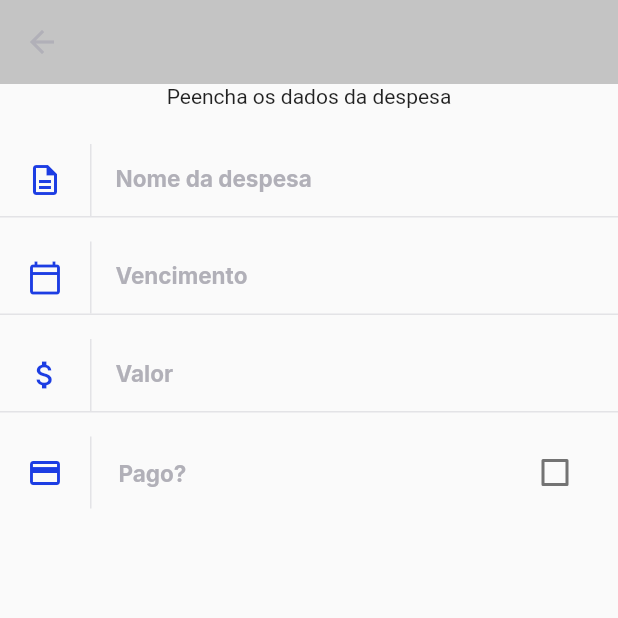
After one commit to michelmelo25/expenditure_flow, a Flutter app: the screen it shows after launch, after a tap on the "add box" icon, on a phone screen of 412 x 824 dp, the top half of it. The commit adds this screen. Run offline on Flutter 3.47's test engine with Material 2 defaults, Android fonts, the phone set to English and light mode, and no system bars; our stand-ins replace connectivity_plus, dartz, equatable, flutter_mobx, flutter_modular, google_fonts and 4 more; accounts and stored records are empty.

Commit message:
estruturando base de dados e controller e pagina de cadastro de nova despesa

```diff
--- a/expenseflow/lib/core/config/consts/app_styles.dart
+++ b/expenseflow/lib/core/config/consts/app_styles.dart
@@ -53,4 +53,9 @@ class AppStyles {
     fontWeight: FontWeight.w400,
     color: AppColors.shape,
   );
+  static final input = GoogleFonts.inter(
+    fontSize: 15,
+    fontWeight: FontWeight.w700,
+    color: AppColors.input,
+  );
 }
--- a/expenseflow/lib/core/config/error/failures.dart
+++ b/expenseflow/lib/core/config/error/failures.dart
@@ -20,3 +20,9 @@ class ExpensesNotFoundFailure extends Failure {
   static ExpensesNotFoundFailure instance = ExpensesNotFoundFailure._();
   ExpensesNotFoundFailure._() : super(MESSAGE);
 }
+
+class ExpensesNotSaveFailure extends Failure {
+  static const String MESSAGE = "Não foi possivel salvar a despesa";
+  static ExpensesNotSaveFailure instance = ExpensesNotSaveFailure._();
+  ExpensesNotSaveFailure._() : super(MESSAGE);
+}
--- a/expenseflow/lib/core/config/routes/app_routs.dart
+++ b/expenseflow/lib/core/config/routes/app_routs.dart
@@ -1,13 +1,17 @@
 import 'package:expenseflow/modules/home/page/home_page.dart';
+import 'package:expenseflow/modules/home/page/insert_expense_page.dart';
 import 'package:flutter_modular/flutter_modular.dart';
 
 class AppRoutes {
   static const main = "/";
+  static const add = "/add";
 
   static List<ModularRoute> setUp() {
     return [
       ChildRoute(AppRoutes.main,
           child: (_, args) => HomePage(Modular.get(), user: args.data)),
+      ChildRoute(AppRoutes.add,
+          child: (_, args) => InsertExpensePage(args.data))
     ];
   }
 }
--- a/expenseflow/lib/modules/home/page/home_page.dart
+++ b/expenseflow/lib/modules/home/page/home_page.dart
@@ -5,6 +5,7 @@ import 'package:expenseflow/modules/home/widgets/home_body_widget.dart';
 import 'package:expenseflow/shared/Models/user_model.dart';
 import 'package:expenseflow/shared/Widgets/bottom_navigation_bar_widget.dart';
 import 'package:flutter/material.dart';
+import 'package:flutter_modular/flutter_modular.dart';
 
 class HomePage extends StatefulWidget {
   final HomeController controller;
@@ -21,7 +22,7 @@ class _HomePageState extends State<HomePage> {
     return Scaffold(
       appBar: buildAppBar(),
       body: HomeBodyWidget(widget.controller),
-      bottomNavigationBar: BottomNavigationBarWidget(),
+      bottomNavigationBar: BottomNavigationBarWidget(widget.controller),
     );
   }
 }
--- /dev/null
+++ b/expenseflow/lib/modules/home/page/insert_expense_page.dart
@@ -0,0 +1,130 @@
+import 'package:expenseflow/core/config/consts/app_colors.dart';
+import 'package:expenseflow/core/config/consts/app_styles.dart';
+import 'package:expenseflow/modules/home/controller/home_controller.dart';
+import 'package:expenseflow/shared/Widgets/input_text_widget.dart';
+import 'package:flutter/material.dart';
+
+class InsertExpensePage extends StatefulWidget {
+  final HomeController controller;
+  const InsertExpensePage(this.controller, {Key? key}) : super(key: key);
+
+  @override
+  _InsertExpensePageState createState() => _InsertExpensePageState();
+}
+
+class _InsertExpensePageState extends State<InsertExpensePage> {
+  final TextEditingController nameController = TextEditingController();
+  final TextEditingController valueController = TextEditingController();
+  final TextEditingController dueDateController = TextEditingController();
+  final TextEditingController categoryController = TextEditingController();
+  bool paid = false;
+
+  @override
+  Widget build(BuildContext context) {
+    return Scaffold(
+      appBar: AppBar(
+        backgroundColor: AppColors.background,
+        elevation: 0,
+        leading: BackButton(color: AppColors.input),
+      ),
+      body: buidBody(context),
+    );
+  }
+
+  Widget buidBody(BuildContext context) {
+    return SingleChildScrollView(
+      child: Column(
+        children: [
+          Text("Peencha os dados da despesa"),
+          SizedBox(
+            height: 24,
+          ),
+          Form(
+            key: widget.controller.formKey,
+            child: Column(children: [
+              InputTextWidget(
+                label: "Nome da despesa",
+                controller: nameController,
+                icon: Icons.description_outlined,
+                onChanged: (value) {},
+              ),
+              InputTextWidget(
+                controller: dueDateController,
+                label: "Vencimento",
+                icon: Icons.calendar_today_outlined,
+                onChanged: (value) {},
+              ),
+              InputTextWidget(
+                controller: valueController,
+                label: "Valor",
+                icon: Icons.attach_money_outlined,
+                onChanged: (value) {},
+              ),
+              Row(
+                mainAxisAlignment: MainAxisAlignment.spaceBetween,
+                children: [
+                  Container(
+                      child: Row(
+                    mainAxisSize: MainAxisSize.min,
+                    children: [
+                      Padding(
+                        padding: const EdgeInsets.symmetric(horizontal: 18),
+                        child: Icon(Icons.payment_outlined,
+                            color: AppColors.primary),
+                      ),
+                      Container(
+                        width: 1,
+                        height: 48,
+                        color: AppColors.stroke,
+                      ),
+                      Padding(
+                        padding: const EdgeInsets.only(left: 18),
+                        child: Text("Pago?", style: AppStyles.input),
+                      )
+                    ],
+                  )),
+                  Padding(
+                    padding: const EdgeInsets.symmetric(horizontal: 18),
+                    child: Checkbox(
+                        value: paid,
+                        onChanged: (status) {
+                          setState(() {
+                            paid = status!;
+                          });
+                        }),
+                  ),
+                ],
+              ),
+              // TextField(
+              //   style: AppStyles.input,
+              //   decoration: InputDecoration(
+              //       contentPadding: EdgeInsets.zero,
+              //       labelText: "Pago?",
+              //       labelStyle: AppStyles.input,
+              //       enabled: false,
+              //       icon: Row(
+              //         mainAxisSize: MainAxisSize.min,
+              //         children: [
+              //           Padding(
+              //             padding: const EdgeInsets.symmetric(horizontal: 18),
+              //             child: Icon(
+              //               Icons.payment_outlined,
+              //               color: AppColors.primary,
+              //             ),
+              //           ),
+              //           Container(
+              // width: 1,
+              // height: 48,
+              // color: AppColors.stroke,
+              //           )
+              //         ],
+              //       ),
+              //       border: InputBorder.none),
+              // )
+            ]),
+          )
+        ],
+      ),
+    );
+  }
+}
--- a/expenseflow/lib/shared/Models/category_model.dart
+++ b/expenseflow/lib/shared/Models/category_model.dart
@@ -1,7 +1,7 @@
 import 'dart:convert';
 
 class CategoryModel {
-  String id;
+  int id;
   String name;
   CategoryModel({
     required this.id,
--- a/expenseflow/lib/shared/Models/user_model.dart
+++ b/expenseflow/lib/shared/Models/user_model.dart
@@ -1,7 +1,7 @@
 import 'dart:convert';
 
 class UserModel {
-  String id;
+  int id;
   String name;
   String email;
   String password;
--- a/expenseflow/lib/shared/Widgets/bottom_navigation_bar_widget.dart
+++ b/expenseflow/lib/shared/Widgets/bottom_navigation_bar_widget.dart
@@ -1,8 +1,12 @@
 import 'package:expenseflow/core/config/consts/app_colors.dart';
+import 'package:expenseflow/modules/home/controller/home_controller.dart';
 import 'package:flutter/material.dart';
+import 'package:flutter_modular/flutter_modular.dart';
 
 class BottomNavigationBarWidget extends StatelessWidget {
-  const BottomNavigationBarWidget({Key? key}) : super(key: key);
+  final HomeController controller;
+  const BottomNavigationBarWidget(this.controller, {Key? key})
+      : super(key: key);
 
   @override
   Widget build(BuildContext context) {
@@ -12,19 +16,21 @@ class BottomNavigationBarWidget extends StatelessWidget {
         mainAxisAlignment: MainAxisAlignment.spaceEvenly,
         children: [
           IconButton(onPressed: () {}, icon: Icon(Icons.home)),
-          GestureDetector(
-            child: Container(
+          Container(
               width: 56,
               height: 56,
               decoration: BoxDecoration(
                   color: AppColors.primary,
                   borderRadius: BorderRadius.circular(5)),
-              child: Icon(
-                Icons.add_box_outlined,
-                color: AppColors.stroke,
-              ),
-            ),
-          ),
+              child: IconButton(
+                onPressed: () {
+                  Modular.to.pushNamed("/add", arguments: controller);
+                },
+                icon: Icon(
+                  Icons.add_box_outlined,
+                  color: AppColors.stroke,
+                ),
+              )),
           IconButton(onPressed: () {}, icon: Icon(Icons.description_outlined)),
         ],
       ),
--- /dev/null
+++ b/expenseflow/lib/shared/Widgets/input_text_widget.dart
@@ -0,0 +1,67 @@
+import 'package:expenseflow/core/config/consts/app_colors.dart';
+import 'package:expenseflow/core/config/consts/app_styles.dart';
+import 'package:flutter/material.dart';
+
+class InputTextWidget extends StatelessWidget {
+  final String label;
+  final IconData icon;
+  final String? initialValue;
+  final String? Function(String?)? validator;
+  final TextEditingController? controller;
+  final void Function(String value) onChanged;
+
+  const InputTextWidget(
+      {Key? key,
+      required this.label,
+      required this.icon,
+      this.initialValue,
+      this.validator,
+      this.controller,
+      required this.onChanged})
+      : super(key: key);
+
+  @override
+  Widget build(BuildContext context) {
+    return Padding(
+      padding: const EdgeInsets.only(bottom: 16),
+      child: Column(
+        children: [
+          TextFormField(
+            controller: controller,
+            onChanged: onChanged,
+            initialValue: initialValue,
+            validator: validator,
+            style: AppStyles.input,
+            decoration: InputDecoration(
+                contentPadding: EdgeInsets.zero,
+                labelText: label,
+                labelStyle: AppStyles.input,
+                icon: Row(
+                  mainAxisSize: MainAxisSize.min,
+                  children: [
+                    Padding(
+                      padding: const EdgeInsets.symmetric(horizontal: 18),
+                      child: Icon(
+                        icon,
+                        color: AppColors.primary,
+                      ),
+                    ),
+                    Container(
+                      width: 1,
+                      height: 48,
+                      color: AppColors.stroke,
+                    )
+                  ],
+                ),
+                border: InputBorder.none),
+          ),
+          Divider(
+            height: 1,
+            thickness: 1,
+            color: AppColors.stroke,
+          )
+        ],
+      ),
+    );
+  }
+}
--- a/expenseflow/pubspec.yaml
+++ b/expenseflow/pubspec.yaml
@@ -37,6 +37,7 @@ dependencies:
   connectivity_plus: ^1.1.0
   dartz: ^0.10.0-nullsafety.2
   equatable: ^2.0.0
+  sqflite: ^2.0.0+4
 
 dev_dependencies:
   flutter_test:
```
Also changed, not shown: expenseflow/lib/core/config/provider/db_provider.dart (added, +48 -0 lines), expenseflow/lib/modules/home/controller/home_controller.dart (+24 -6 lines), expenseflow/lib/modules/home/data/home_repository.dart (+58 -4 lines), expenseflow/lib/modules/home/widgets/expense_list_wodget.dart (added, +41 -0 lines), expenseflow/lib/shared/Models/expense_model.dart (+14 -14 lines).
